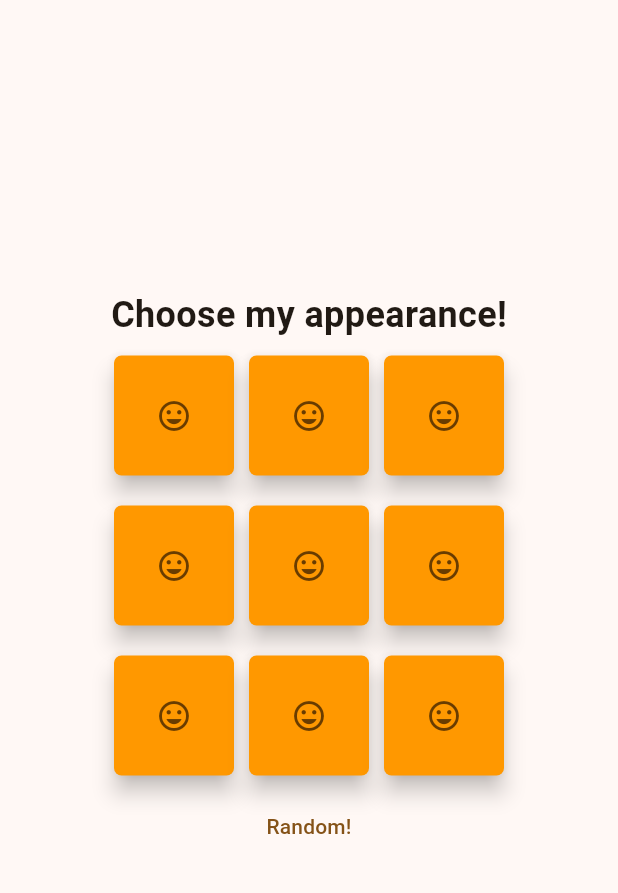
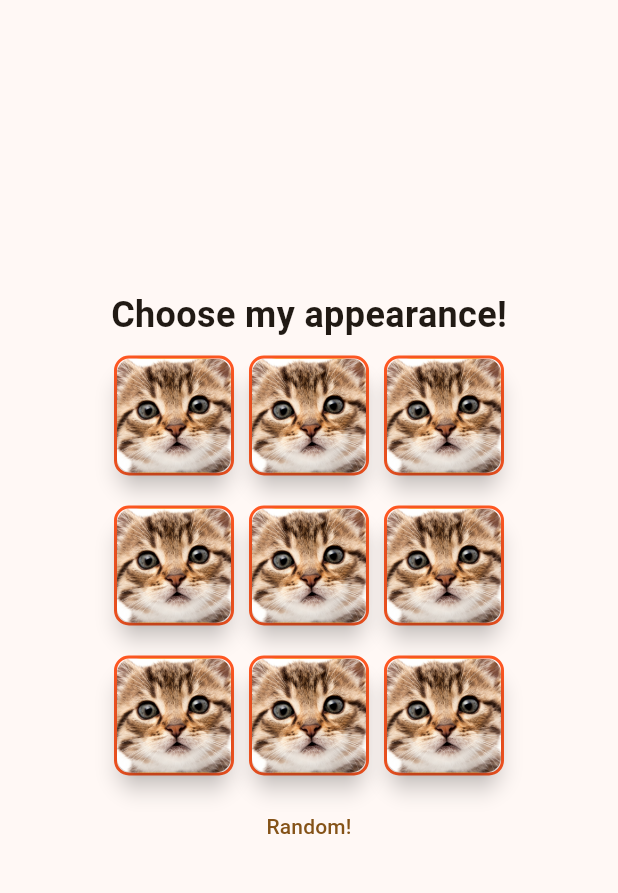
Before and after one commit to PocketDad/pocketdad, a Flutter app: the screen it shows after launch, on a phone screen of 412 x 824 dp, the part 84-977 px from its top. Run offline on Flutter 3.47's test engine with Material 2 defaults, Android fonts, the phone set to English and light mode, and no system bars.

Commit message:
buttons with images
to do: add pressed color

```diff
--- a/lib/main.dart
+++ b/lib/main.dart
@@ -192,47 +192,23 @@ class ChooseAvatar extends StatelessWidget {
 }
 
 class Profile extends StatelessWidget{
+  @override
   Widget build(BuildContext context) {
     return Container(
       height: 80,
       width: 80,
+      decoration: BoxDecoration(
+        border: Border.all(color: Colors.deepOrange, width: 2),
+        borderRadius: const BorderRadius.all(Radius.circular(10)),
+      ),
       child: FloatingActionButton(
       backgroundColor: Colors.orange,
       onPressed: () {},
-      shape: RoundedRectangleBorder(borderRadius: BorderRadius.circular(5)),
-      tooltip: 'Increment',
-      child: const Icon(Icons.insert_emoticon),
+      child: ClipRRect(
+        borderRadius: BorderRadius.circular(10),
+          child: Image.asset("assets/images/cat2.png")
       ),
-    );/*ElevatedButton(
-        style: ButtonStyle(
-          tapTargetSize: MaterialTapTargetSize.shrinkWrap,
-          foregroundColor: MaterialStateProperty.all<Color>(Colors.blue),
-          overlayColor: MaterialStateProperty.resolveWith<Color?>(
-                (Set<MaterialState> states) {
-              if (states.contains(MaterialState.hovered)) {
-                return Colors.orangeAccent.withOpacity(0.04);
-              }
-              if (states.contains(MaterialState.focused) || states.contains(MaterialState.pressed)) {
-                return Colors.orangeAccent.withOpacity(0.12);
-              }
-              return null; // Defer to the widget's default.
-            },
-          ),
-            shape: MaterialStateProperty.all<RoundedRectangleBorder>(
-                const RoundedRectangleBorder(
-                    borderRadius: BorderRadius.zero,
-                    side: BorderSide(color: Colors.red)
-                )
-            )
-        ),
-        onPressed: () {},
-        child: SizedBox(width: 0, height: 10),
-
-      /*Container(
-          color: Colors.orange,
-          height: 50,
-          width: 50,
-        ),*/
-      );*/
+      ),
+    );
   }
 }
--- a/pubspec.yaml
+++ b/pubspec.yaml
@@ -57,6 +57,8 @@ flutter:
   # included with your application, so that you can use the icons in
   # the material Icons class.
   uses-material-design: true
+  assets:
+    - assets/images/
 
   # To add assets to your application, add an assets section, like this:
   # assets:
```
Also changed, not shown: assets/images/cat2.png (added).
